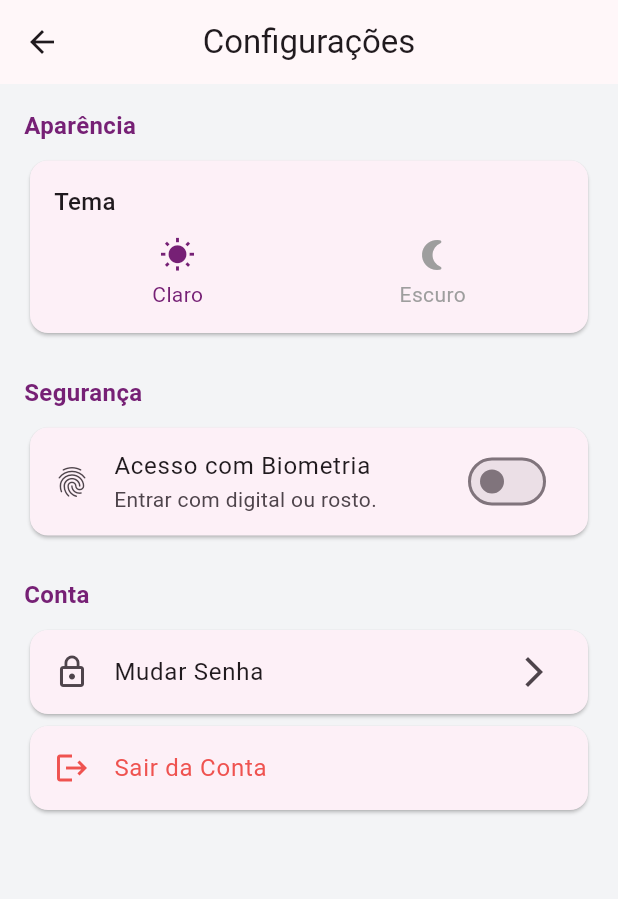
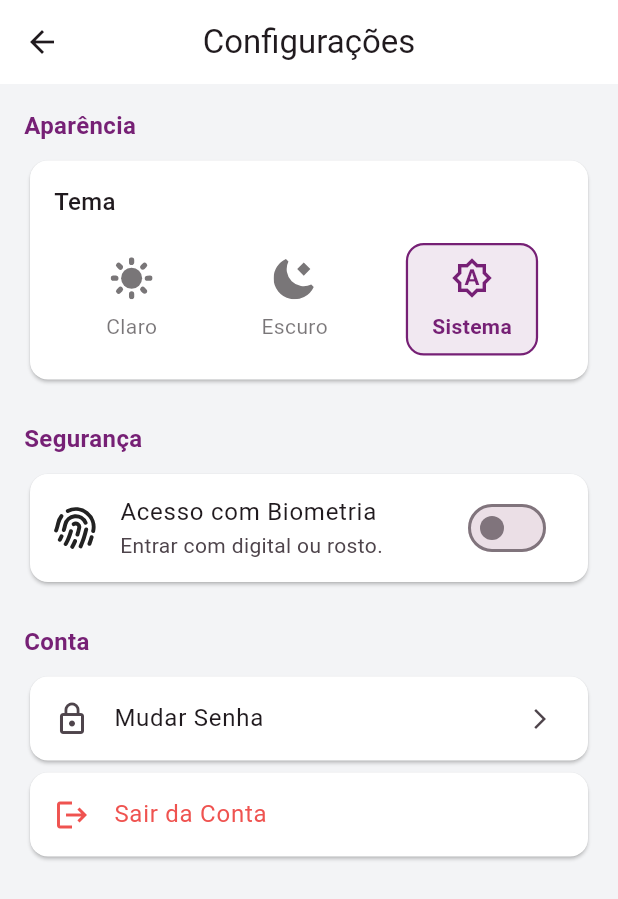
Before and after one commit to TCC-DS-2025/lumilivre-mobile, a Flutter app: the MainNavigator screen opened directly, item 3 of the bottom bar chosen, after a tap on the "settings" icon, on a phone screen of 412 x 824 dp. Shown: the top 899 px of the screen. Run offline on Flutter 3.47's test engine with Material 3 defaults, Android fonts, the light colour scheme and no system bars; our stand-ins replace flutter_svg, local_auth, shared_preferences; accounts and stored records are empty; network calls fail.

Commit message:
function(settings): implement toggle theme

```diff
--- a/lib/providers/theme.dart
+++ b/lib/providers/theme.dart
@@ -1,20 +1,56 @@
 import 'package:flutter/material.dart';
+import 'package:flutter/scheduler.dart';
+import 'package:shared_preferences/shared_preferences.dart';
 
-enum ThemeModeOption { light, dark }
+enum ThemeOption { system, light, dark }
 
 class ThemeProvider with ChangeNotifier {
-  ThemeModeOption _themeMode = ThemeModeOption.light;
+  ThemeOption _themeOption = ThemeOption.system;
 
-  ThemeMode get currentTheme =>
-      _themeMode == ThemeModeOption.light ? ThemeMode.light : ThemeMode.dark;
+  ThemeProvider() {
+    _loadThemePreference();
+  }
 
-  bool get isDarkMode => _themeMode == ThemeModeOption.dark;
+  ThemeOption get themeOption => _themeOption;
 
-  void toggleTheme() {
-    _themeMode = _themeMode == ThemeModeOption.light
-        ? ThemeModeOption.dark
-        : ThemeModeOption.light;
+  ThemeMode get currentTheme {
+    switch (_themeOption) {
+      case ThemeOption.light:
+        return ThemeMode.light;
+      case ThemeOption.dark:
+        return ThemeMode.dark;
+      case ThemeOption.system:
+      default:
+        return ThemeMode.system;
+    }
+  }
 
+  bool get isDarkMode {
+    if (_themeOption == ThemeOption.system) {
+      return SchedulerBinding.instance.platformDispatcher.platformBrightness ==
+          Brightness.dark;
+    }
+    return _themeOption == ThemeOption.dark;
+  }
+
+  void setTheme(ThemeOption option) {
+    if (_themeOption != option) {
+      _themeOption = option;
+      _saveThemePreference(option);
+      notifyListeners();
+    }
+  }
+
+  Future<void> _loadThemePreference() async {
+    final prefs = await SharedPreferences.getInstance();
+    final themeIndex =
+        prefs.getInt('themeOption') ?? 0;
+    _themeOption = ThemeOption.values[themeIndex];
     notifyListeners();
   }
+
+  Future<void> _saveThemePreference(ThemeOption option) async {
+    final prefs = await SharedPreferences.getInstance();
+    await prefs.setInt('themeOption', option.index);
+  }
 }
--- a/lib/screens/navigator_bar.dart
+++ b/lib/screens/navigator_bar.dart
@@ -65,7 +65,9 @@ class _MainNavigatorState extends State<MainNavigator> {
             ElevatedButton(
               child: const Text('ALTERAR AGORA'),
               onPressed: () {
-                _launchURL('https://lumilivre-web.onrender.com/mudar-senha'); // URL vai mudar
+                _launchURL(
+                  'https://lumilivre-web.onrender.com/mudar-senha',
+                ); // URL vai mudar
                 Navigator.of(context).pop();
               },
             ),
@@ -98,10 +100,14 @@ class _MainNavigatorState extends State<MainNavigator> {
 
   @override
   Widget build(BuildContext context) {
-    return Scaffold(
+    return Theme(
+      data: Theme.of(context).copyWith(
+        splashColor: Colors.white.withOpacity(0.1),
+        highlightColor: Colors.transparent,
+      ),
+      child: Scaffold(
         body: _screens[_selectedIndex],
 
-      // TODO: ajustar animação de click
         bottomNavigationBar: BottomNavigationBar(
           items: <BottomNavigationBarItem>[
             BottomNavigationBarItem(
@@ -121,11 +127,11 @@ class _MainNavigatorState extends State<MainNavigator> {
           selectedItemColor: Colors.white,
           unselectedItemColor: Colors.grey.shade400,
           onTap: _onItemTapped,
-
           backgroundColor: LumiLivreTheme.primary,
           type: BottomNavigationBarType.fixed,
           selectedLabelStyle: const TextStyle(fontWeight: FontWeight.bold),
         ),
+      ),
     );
   }
 }
--- a/lib/screens/search.dart
+++ b/lib/screens/search.dart
@@ -52,15 +52,13 @@ class SearchScreen extends StatelessWidget {
     ];
 
     return Scaffold(
-      // Usaremos uma Stack para sobrepor o Header
       body: Stack(
         children: [
-          // Conteúdo principal que rola
           CustomScrollView(
             slivers: [
               const SliverToBoxAdapter(
                 child: SizedBox(
-                  height: 130,
+                  height: 140,
                 ),
               ),
               const SliverToBoxAdapter(
@@ -96,11 +94,10 @@ class SearchScreen extends StatelessWidget {
                   }, childCount: searchCategories.length),
                 ),
               ),
-              const SliverToBoxAdapter(child: SizedBox(height: 35)),
+              const SliverToBoxAdapter(child: SizedBox(height: 40)),
             ],
           ),
-          // Header fixo no topo
-          const CustomHeader(title: 'Pesquisa'),
+          const CustomHeader(title: 'Categorias'),
         ],
       ),
     );
--- a/lib/screens/settings.dart
+++ b/lib/screens/settings.dart
@@ -1,4 +1,7 @@
+// lib/screens/settings.dart
+
 import 'package:flutter/material.dart';
+import 'package:flutter_svg/flutter_svg.dart';
 import 'package:provider/provider.dart';
 import 'package:url_launcher/url_launcher.dart';
 import 'package:local_auth/local_auth.dart';
@@ -6,6 +9,7 @@ import 'package:shared_preferences/shared_preferences.dart';
 
 import 'package:lumilivre_app/providers/auth.dart';
 import 'package:lumilivre_app/providers/theme.dart';
+import 'package:lumilivre_app/utils/constants.dart'; // Importei para usar as cores do tema
 
 class SettingsScreen extends StatefulWidget {
   const SettingsScreen({super.key});
@@ -48,11 +52,13 @@ class _SettingsScreenState extends State<SettingsScreen> {
           });
           await _saveBiometricsPreference(true);
         } else {
+          if (mounted) {
             ScaffoldMessenger.of(context).showSnackBar(
               const SnackBar(
                 content: Text('Biometria não disponível neste dispositivo.'),
               ),
             );
+          }
         }
       } catch (e) {
         print(e);
@@ -74,11 +80,17 @@ class _SettingsScreenState extends State<SettingsScreen> {
 
   @override
   Widget build(BuildContext context) {
+    // Definindo o shape para corrigir o highlight quadrado
+    final roundedShape = RoundedRectangleBorder(
+      borderRadius: BorderRadius.circular(12),
+    );
+
     return Scaffold(
       appBar: AppBar(title: const Text('Configurações'), centerTitle: true),
       body: ListView(
         padding: const EdgeInsets.all(16.0),
         children: [
+          // --- SEÇÃO APARÊNCIA ---
           Text(
             'Aparência',
             style: TextStyle(
@@ -91,6 +103,7 @@ class _SettingsScreenState extends State<SettingsScreen> {
           _buildThemeSelector(context),
           const SizedBox(height: 24),
 
+          // --- SEÇÃO SEGURANÇA ---
           Text(
             'Segurança',
             style: TextStyle(
@@ -101,16 +114,28 @@ class _SettingsScreenState extends State<SettingsScreen> {
           ),
           const SizedBox(height: 8),
           Card(
+            shape: roundedShape, // Aplicando o shape no Card
+            clipBehavior:
+                Clip.antiAlias, // Garante que o conteúdo respeite o shape
             child: SwitchListTile(
               title: const Text('Acesso com Biometria'),
               subtitle: const Text('Entrar com digital ou rosto.'),
               value: _isBiometricsEnabled,
               onChanged: _toggleBiometrics,
-              secondary: const Icon(Icons.fingerprint),
+              // NOVO: Ícone SVG para biometria
+              secondary: SvgPicture.asset(
+                'assets/icons/biometric.svg',
+                height: 28,
+                colorFilter: ColorFilter.mode(
+                  Theme.of(context).iconTheme.color!,
+                  BlendMode.srcIn,
+                ),
+              ),
             ),
           ),
           const SizedBox(height: 24),
 
+          // --- SEÇÃO CONTA ---
           Text(
             'Conta',
             style: TextStyle(
@@ -120,28 +145,34 @@ class _SettingsScreenState extends State<SettingsScreen> {
             ),
           ),
           const SizedBox(height: 8),
-          // TODO: redirecionar direto para tela de mudança de senha com o token salvo na sessão
           Card(
+            shape: roundedShape,
+            clipBehavior: Clip.antiAlias,
             child: ListTile(
+              shape: roundedShape, // Aplicando o shape no ListTile
               leading: const Icon(Icons.lock_outline),
               title: const Text('Mudar Senha'),
-              trailing: const Icon(Icons.arrow_forward_ios),
+              trailing: const Icon(Icons.arrow_forward_ios, size: 16),
               onTap: () {
                 _launchURL(
-                  'https://lumilivre-web.onrender.com/esqueci-a-senha', // URL vai mudar
+                  'https://lumilivre-web.onrender.com/esqueci-a-senha',
                 );
               },
             ),
           ),
-
           Card(
+            shape: roundedShape,
+            clipBehavior: Clip.antiAlias,
             child: ListTile(
+              shape: roundedShape, // Aplicando o shape no ListTile
               leading: Icon(Icons.logout, color: Colors.red.shade400),
               title: Text(
                 'Sair da Conta',
                 style: TextStyle(color: Colors.red.shade400),
               ),
               onTap: () {
+                // NOVO: Fecha a tela de configurações antes de deslogar
+                Navigator.of(context).pop();
                 Provider.of<AuthProvider>(context, listen: false).logout();
               },
             ),
@@ -151,10 +182,8 @@ class _SettingsScreenState extends State<SettingsScreen> {
     );
   }
 
+  // --- WIDGET DO SELETOR DE TEMA (TOTALMENTE REFEITO) ---
   Widget _buildThemeSelector(BuildContext context) {
-    final themeProvider = Provider.of<ThemeProvider>(context);
-    final bool isDarkMode = themeProvider.isDarkMode;
-
     return Card(
       child: Padding(
         padding: const EdgeInsets.all(16.0),
@@ -162,61 +191,29 @@ class _SettingsScreenState extends State<SettingsScreen> {
           crossAxisAlignment: CrossAxisAlignment.start,
           children: [
             const Text(
-              // TODO: adicionar o botão 'Automático'
               'Tema',
               style: TextStyle(fontSize: 16, fontWeight: FontWeight.w500),
             ),
-            const SizedBox(height: 12),
+            const SizedBox(height: 16),
             Row(
               mainAxisAlignment: MainAxisAlignment.spaceAround,
               children: [
-                GestureDetector(
-                  onTap: () {
-                    if (isDarkMode) themeProvider.toggleTheme();
-                  },
-                  child: Column(
-                    children: [
-                      Icon(
-                        Icons.wb_sunny,
-                        color: !isDarkMode
-                            ? Theme.of(context).primaryColor
-                            : Colors.grey,
+                _ThemeOptionButton(
+                  label: 'Claro',
+                  iconPath: 'assets/icons/sun.svg',
+                  option: ThemeOption.light,
                 ),
-                      const SizedBox(height: 4),
-                      Text(
-                        'Claro',
-                        style: TextStyle(
-                          color: !isDarkMode
-                              ? Theme.of(context).primaryColor
-                              : Colors.grey,
+                _ThemeOptionButton(
+                  label: 'Escuro',
+                  iconPath: 'assets/icons/moon.svg',
+                  option: ThemeOption.dark,
                 ),
-                      ),
-                    ],
-                  ),
-                ),
-                GestureDetector(
-                  onTap: () {
-                    if (!isDarkMode) themeProvider.toggleTheme();
-                  },
-                  child: Column(
-                    children: [
-                      Icon(
-                        Icons.nightlight_round,
-                        color: isDarkMode
-                            ? Theme.of(context).primaryColor
-                            : Colors.grey,
-                      ),
-                      const SizedBox(height: 4),
-                      Text(
-                        'Escuro',
-                        style: TextStyle(
-                          color: isDarkMode
-                              ? Theme.of(context).primaryColor
-                              : Colors.grey,
-                        ),
-                      ),
-                    ],
-                  ),
+                _ThemeOptionButton(
+                  label: 'Sistema',
+                  // Usei um ícone material pois não temos um para "automático"
+                  // Se vocês criarem um, é só trocar aqui.
+                  materialIcon: Icons.brightness_auto_outlined,
+                  option: ThemeOption.system,
                 ),
               ],
             ),
@@ -226,3 +223,66 @@ class _SettingsScreenState extends State<SettingsScreen> {
     );
   }
 }
+
+// --- WIDGET AUXILIAR PARA OS BOTÕES DE TEMA ---
+class _ThemeOptionButton extends StatelessWidget {
+  final String label;
+  final String? iconPath; // Para SVGs
+  final IconData? materialIcon; // Para ícones do Flutter
+  final ThemeOption option;
+
+  const _ThemeOptionButton({
+    required this.label,
+    this.iconPath,
+    this.materialIcon,
+    required this.option,
+  });
+
+  @override
+  Widget build(BuildContext context) {
+    final themeProvider = Provider.of<ThemeProvider>(context);
+    final bool isSelected = themeProvider.themeOption == option;
+
+    final color = isSelected
+        ? LumiLivreTheme.primary
+        : Theme.of(context).colorScheme.onSurface.withOpacity(0.6);
+
+    return GestureDetector(
+      onTap: () => themeProvider.setTheme(option),
+      child: AnimatedContainer(
+        duration: const Duration(milliseconds: 200),
+        padding: const EdgeInsets.symmetric(horizontal: 16, vertical: 8),
+        decoration: BoxDecoration(
+          color: isSelected
+              ? LumiLivreTheme.primary.withOpacity(0.1)
+              : Colors.transparent,
+          borderRadius: BorderRadius.circular(12),
+          border: Border.all(
+            color: isSelected ? LumiLivreTheme.primary : Colors.transparent,
+            width: 1.5,
+          ),
+        ),
+        child: Column(
+          children: [
+            if (iconPath != null)
+              SvgPicture.asset(
+                iconPath!,
+                height: 28,
+                colorFilter: ColorFilter.mode(color, BlendMode.srcIn),
+              )
+            else if (materialIcon != null)
+              Icon(materialIcon, color: color, size: 28),
+            const SizedBox(height: 8),
+            Text(
+              label,
+              style: TextStyle(
+                color: color,
+                fontWeight: isSelected ? FontWeight.bold : FontWeight.normal,
+              ),
+            ),
+          ],
+        ),
+      ),
+    );
+  }
+}
--- a/lib/utils/constants.dart
+++ b/lib/utils/constants.dart
@@ -21,10 +21,16 @@ class LumiLivreTheme {
     brightness: Brightness.light,
     primaryColor: primary,
     scaffoldBackgroundColor: lightBackground,
+    cardColor: lightCard,
+
     colorScheme: ColorScheme.fromSeed(
       seedColor: primary,
       brightness: Brightness.light,
+      primary: primary,
+      background: lightBackground,
+      surface: lightCard,
     ),
+
     elevatedButtonTheme: ElevatedButtonThemeData(
       style: ElevatedButton.styleFrom(
         backgroundColor: primary,
@@ -41,6 +47,7 @@ class LumiLivreTheme {
       ),
       labelStyle: const TextStyle(color: label),
     ),
+    cardTheme: const CardThemeData(color: lightCard),
   );
 
   // tema escuro
@@ -48,10 +55,16 @@ class LumiLivreTheme {
     brightness: Brightness.dark,
     primaryColor: primary,
     scaffoldBackgroundColor: darkBackground,
+    cardColor: darkCard,
+
     colorScheme: ColorScheme.fromSeed(
       seedColor: primary,
       brightness: Brightness.dark,
+      primary: primary,
+      background: darkBackground,
+      surface: darkCard,
     ),
+
     elevatedButtonTheme: ElevatedButtonThemeData(
       style: ElevatedButton.styleFrom(
         backgroundColor: primary,
@@ -73,6 +86,7 @@ class LumiLivreTheme {
       ),
       labelStyle: const TextStyle(color: label),
     ),
+    cardTheme: const CardThemeData(color: darkCard),
   );
 
   // tela de busca
--- a/lib/widgets/header.dart
+++ b/lib/widgets/header.dart
@@ -44,12 +44,12 @@ class CustomHeader extends StatelessWidget {
                       borderRadius: BorderRadius.circular(50),
                       onTap: () => themeProvider.toggleTheme(),
                       child: Padding(
-                        padding: const EdgeInsets.all(8.0),
+                        padding: const EdgeInsets.all(8),
                         child: SvgPicture.asset(
                           themeProvider.isDarkMode
                               ? 'assets/icons/sun.svg'
                               : 'assets/icons/moon.svg',
-                          height: 24,
+                          height: 20,
                           colorFilter: const ColorFilter.mode(
                             Colors.white,
                             BlendMode.srcIn,
@@ -60,9 +60,10 @@ class CustomHeader extends StatelessWidget {
                   ),
                   // título
                   Padding(
-                    padding: const EdgeInsets.only(top: 8.0),
+                    padding: const EdgeInsets.only(top: 2.5, left: 10),
                     child: Text(
                       title,
+                      textAlign: TextAlign.center,
                       style: const TextStyle(
                         color: Colors.white,
                         fontSize: 22,
@@ -126,13 +127,13 @@ class _SearchFieldState extends State<_SearchField> {
   @override
   Widget build(BuildContext context) {
     final isDark = Theme.of(context).brightness == Brightness.dark;
-    const double borderRadiusValue = 12.0;
-    const double buttonWidth = 56.0;
+    const double borderRadiusValue = 12;
+    const double buttonWidth = 56;
 
     return AnimatedContainer(
-      duration: const Duration(milliseconds: 250),
+      duration: const Duration(milliseconds: 200),
       curve: Curves.easeOut,
-      height: 52,
+      height: 54,
       decoration: BoxDecoration(
         borderRadius: BorderRadius.circular(borderRadiusValue),
         boxShadow: [
@@ -152,17 +153,7 @@ class _SearchFieldState extends State<_SearchField> {
         child: Stack(
           alignment: Alignment.center,
           children: [
-            Row(
-              children: [
-                Expanded(child: Container(color: Theme.of(context).cardColor)),
-                Container(
-                  width: buttonWidth,
-                  color: isDark
-                      ? const Color(0xFF333333)
-                      : Colors.grey.shade200,
-                ),
-              ],
-            ),
+            Container(color: Theme.of(context).cardColor),
 
             Row(
               crossAxisAlignment: CrossAxisAlignment.stretch,
@@ -210,14 +201,12 @@ class _SearchFieldState extends State<_SearchField> {
                     },
                     onTapCancel: () => setState(() => _isPressed = false),
                     child: AnimatedContainer(
-                      duration: const Duration(milliseconds: 180),
+                      duration: const Duration(milliseconds: 200),
                       curve: Curves.easeOut,
                       decoration: BoxDecoration(
                         color: _isPressed
                             ? LumiLivreTheme.primary.withOpacity(0.85)
-                            : (isDark
-                                  ? const Color(0xFF333333)
-                                  : LumiLivreTheme.primary),
+                            : LumiLivreTheme.primary,
                         boxShadow: _isPressed
                             ? [
                                 BoxShadow(
@@ -232,11 +221,11 @@ class _SearchFieldState extends State<_SearchField> {
                       ),
                       child: AnimatedScale(
                         scale: _isPressed ? 0.92 : 1.0,
-                        duration: const Duration(milliseconds: 120),
+                        duration: const Duration(milliseconds: 200),
                         curve: Curves.easeOut,
                         child: Center(
                           child: AnimatedSwitcher(
-                            duration: const Duration(milliseconds: 180),
+                            duration: const Duration(milliseconds: 200),
                             child: SvgPicture.asset(
                               'assets/icons/search.svg',
                               key: ValueKey(_isPressed),
@@ -244,10 +233,8 @@ class _SearchFieldState extends State<_SearchField> {
                               height: 22,
                               colorFilter: ColorFilter.mode(
                                 _isPressed
-                                    ? Colors.white
-                                    : (isDark
-                                          ? Colors.white
-                                          : Colors.grey.shade700),
+                                    ? Colors.white.withOpacity(0.5)
+                                    : Colors.white,
                                 BlendMode.srcIn,
                               ),
                             ),
```
Also changed, not shown: assets/icons/biometric.svg. Lines whose indentation alone changed are shown as unchanged.
